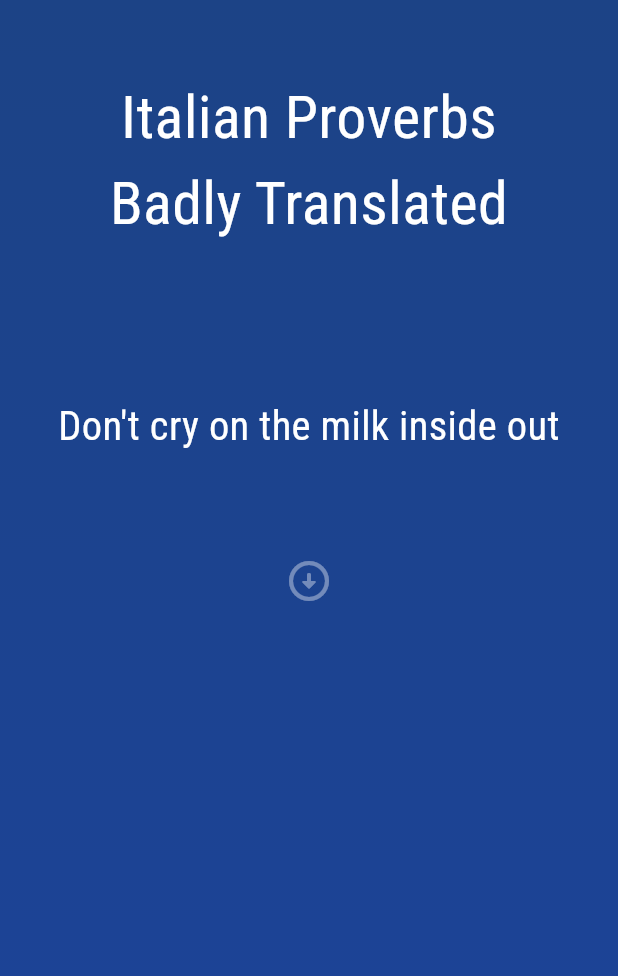
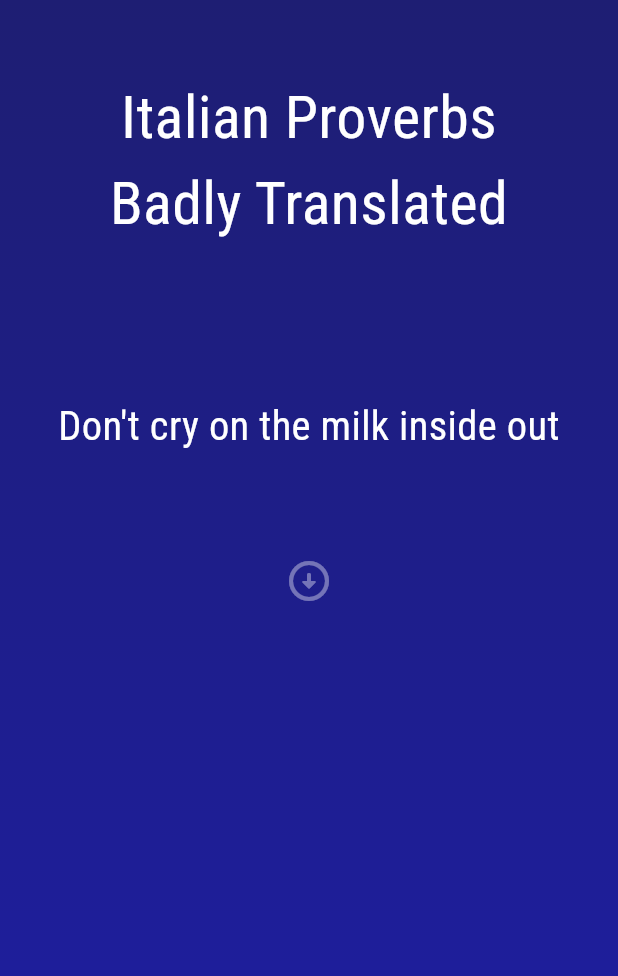
Before and after one commit to intoinside/ItalianProverbsBadlyTranslated, a Flutter app: the screen it shows after launch, on a phone screen of 412 x 824 dp. Shown: the top 976 px of the screen. Run offline on Flutter 3.47's test engine with Material 3 defaults, Android fonts, the phone set to English and light mode, and no system bars; our stand-ins replace google_fonts.

Commit message:
BE: fixed bg color, now synced with current hour

```diff
--- a/lib/screens/main_page_widget.dart
+++ b/lib/screens/main_page_widget.dart
@@ -18,16 +18,17 @@ class _MainPageScreenState extends State<MainPageScreen> {
   String? englishProverb;
   String? italianProverb;
   bool showItalian = false;
-  Color colorShade1 =
-      Color((Random().nextDouble() * 0xFFFFFF).toInt()).withOpacity(1.0);
-  Color colorShade2 =
-      Color((Random().nextDouble() * 0xFFFFFF).toInt()).withOpacity(1.0);
-  Color colorTranslation =
-      Color((Random().nextDouble() * 0xFFFFFF).toInt()).withOpacity(1.0);
+  Color? colorShade1;
+  Color? colorShade2;
+  Color? colorTranslation;
 
   _MainPageScreenState() {
-    colorShade2 = Color(colorShade1.value + 20);
-    colorTranslation = Color(colorShade1.value - 10);
+    var hour = DateTime.now().hour;
+    var x = sin(hour * pi / 24) * 56;
+
+    colorShade1 = Color.fromARGB(255, 30, 30, 60 + x.ceil());
+    colorShade2 = colorShade1!.withBlue(colorShade1!.blue + 50);
+    colorTranslation = colorShade2!.withRed(20);
   }
 
   void _loadData() async {
@@ -70,8 +71,8 @@ class _MainPageScreenState extends State<MainPageScreen> {
             begin: Alignment.topCenter,
             end: Alignment.bottomCenter,
             colors: [
-              colorShade1,
-              colorShade2,
+              colorShade1!,
+              colorShade2!,
             ],
           ),
         ),
--- a/pubspec.yaml
+++ b/pubspec.yaml
@@ -16,7 +16,7 @@ publish_to: 'none' # Remove this line if you wish to publish to pub.dev
 # https://developer.apple.com/library/archive/documentation/General/Reference/InfoPlistKeyReference/Articles/CoreFoundationKeys.html
 # In Windows, build-name is used as the major, minor, and patch parts
 # of the product and file versions while build-number is used as the build suffix.
-version: 1.1.0+2
+version: 1.1.1+3
 
 environment:
   sdk: '>=3.2.0-140.0.dev <4.0.0'
```
